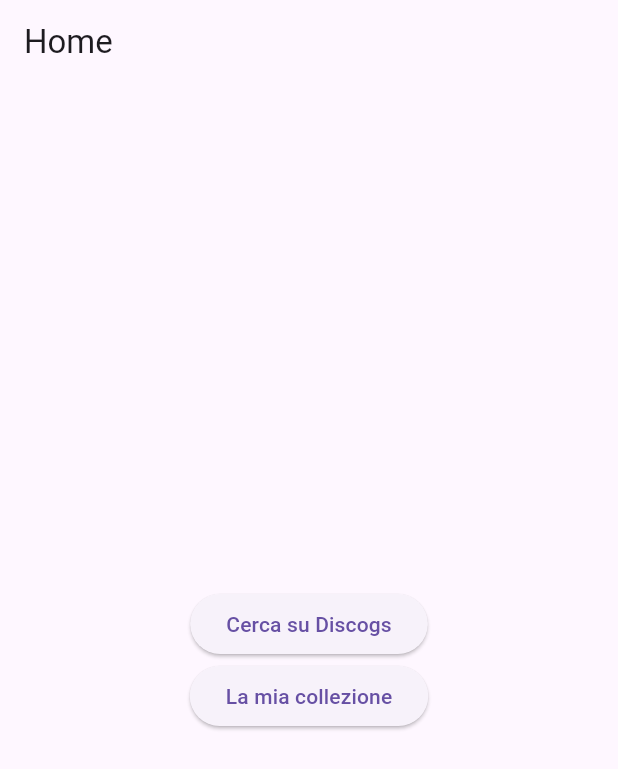
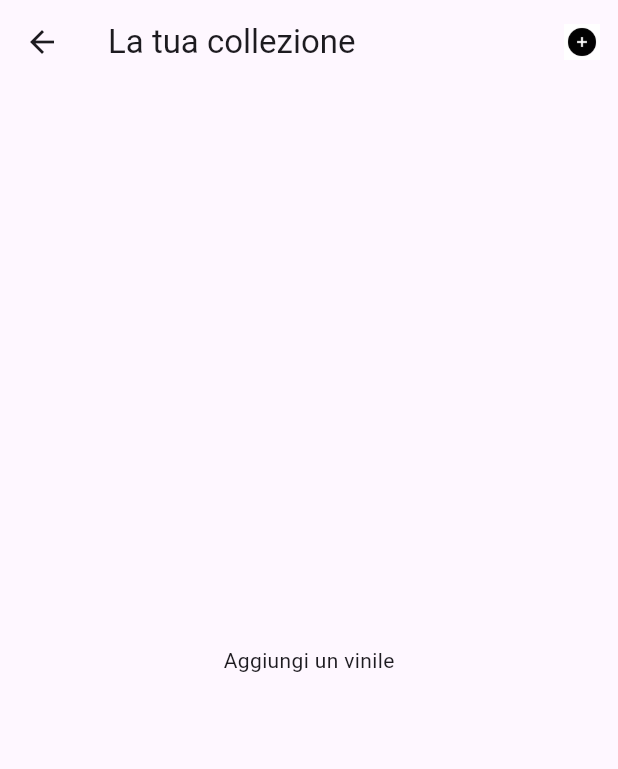
Before and after one commit to paskcodes/vinyl_collection_app, a Flutter app: the screen it shows after launch, after a tap on "La mia collezione", on a phone screen of 412 x 824 dp. Shown: the top 769 px of the screen. Run offline on Flutter 3.47's test engine with Material 3 defaults, Android fonts, the phone set to English and light mode, and no system bars; our stand-ins replace flutter_dotenv, sqflite; accounts and stored records are empty.

Commit message:
aggiunta schermata collezione e modifica.

```diff
--- a/lib/main.dart
+++ b/lib/main.dart
@@ -1,5 +1,6 @@
 import 'package:flutter/material.dart';
 import 'package:flutter_dotenv/flutter_dotenv.dart';
+import 'package:vinyl_collection_app/screen/schermatacollezione.dart';
 import 'screen/homepage.dart';
 import 'screen/ricerca.dart';
 //import 'screen/collection.dart';
@@ -24,7 +25,7 @@ class MyApp extends StatelessWidget {
       routes: {
         '/': (context) => const HomeScreen(),
         '/search': (context) => const SearchScreen(),
-        //'/collection': (context) => const CollectionScreen(),
+        '/collection': (context) => const schermatacollezione(),
       },
     );
   }
--- a/lib/screen/homepage.dart
+++ b/lib/screen/homepage.dart
@@ -19,6 +19,10 @@ class HomeScreen extends StatelessWidget {
               onPressed: () => Navigator.pushNamed(context, '/collection'),
               child: const Text('La mia collezione'),
             ),
+            ElevatedButton(
+              onPressed: () => Navigator.pushNamed(context, '/collection'),
+              child: const Text('Collezione'),
+            ),
           ],
         ),
       ),
--- /dev/null
+++ b/lib/screen/schermatacollezione.dart
@@ -0,0 +1,99 @@
+import 'package:flutter/material.dart';
+import 'package:vinyl_collection_app/vinile/Vinile.dart';
+
+class schermatacollezione extends StatefulWidget {
+  const schermatacollezione({super.key});
+
+  @override
+  State<schermatacollezione> createState() => _schermatacollezioneState();
+}
+
+class _schermatacollezioneState extends State<schermatacollezione> {
+  List<Vinile> _listaVinili=[];
+
+  @override
+  void initState() {
+    super.initState();
+    _caricaVinili();
+  }
+
+  void _aggiungiVinile() async {
+    final aggiunto = await Navigator.pushNamed(context, '/schermataaggiungi');
+    if (aggiunto == true) {
+      await _caricaVinili();
+    }
+  }
+
+  Future<void> _caricaVinili() async{ //carica la lista di vinili tramite lo state(cosi rifà il render)
+   // final listaVinili=getVinili();
+   // setState(() {
+   //   _listaVinili=listaVinili;
+   // });
+  }
+
+  Future<void> _rimuoviVinile(Vinile vinile) async{
+  //  await eliminaVinile(vinile);
+  //  await _caricaVinili();
+  }
+
+  void _modificaVinile(Vinile vinile) async {
+    final modificato = await Navigator.pushNamed(context, '/schermatamodifica', arguments: vinile);
+    if (modificato == true) {
+      await _caricaVinili();
+    }
+  }
+
+  @override
+  Widget build(BuildContext context) {
+    return Scaffold(
+      appBar: AppBar(
+        title: const Text("La tua collezione"),
+        actions: [
+          IconButton(
+              onPressed: _aggiungiVinile,
+              icon: Image.asset(
+              'assets/icone/nuovoVinile.png',
+              width: 24,
+              height: 24,
+            ),
+          )
+        ],
+      ),
+      body: _listaVinili.isEmpty ? const Center(child: Text("Aggiungi un vinile"))
+          : ListView.builder(
+            itemCount: _listaVinili.length,
+            itemBuilder: (context,indice) {
+              final vinile = _listaVinili[indice];
+              return Card(
+                margin: const EdgeInsets.symmetric(horizontal: 10, vertical: 6),
+                child: ListTile(
+                  leading: SizedBox(
+                    width: 50,
+                    height: 50,
+                    child: vinile.immagine,
+                  ),
+
+                  title: Text(vinile.titolo),
+                  subtitle: Text('${vinile.nomeArtista} (${vinile.anno})'),
+
+                  trailing: PopupMenuButton<String>(
+                    onSelected: (scelta) {
+                      if (scelta == 'modifica') {
+                        _modificaVinile(vinile);
+                      } else if (scelta == 'elimina'){
+                                _rimuoviVinile(vinile);}
+                    },
+                    itemBuilder: (context) =>
+                    const [
+                      PopupMenuItem(value: 'modifica', child: Text('Modifica')),
+                      PopupMenuItem(value: 'elimina', child: Text('Elimina')),
+                    ],
+                  ),
+                ),
+              );
+            },  //fine itemBuilder di ListView
+          ),
+    );
+  }
+
+}
--- a/lib/vinile/Vinile.dart
+++ b/lib/vinile/Vinile.dart
@@ -1,6 +1,7 @@
 import 'dart:core';
 import 'package:vinyl_collection_app/vinile/condizione.dart';
 import 'package:vinyl_collection_app/vinile/genere.dart';
+import 'package:flutter/material.dart';
 
 class Vinile{
   final String titolo;
@@ -10,7 +11,7 @@ class Vinile{
   final String etichettaDiscografica;
   final int quantita;
   final Condizione condizione;
-  final String immagine;
+  final Image immagine;
   final bool preferito;
 
   Vinile({
@@ -19,12 +20,12 @@ class Vinile{
     required this.anno,
     required this.genere,
     required this.etichettaDiscografica,
-    required  this.quantita,
+    required this.quantita,
     required this.condizione,
-    required this.immagine,
+    required String urlImmagine,
     this.preferito = false
     }
-  );
+  ) : immagine = Image.network(urlImmagine);
 
 Map<String, Object?> toMap() {
     return {
@@ -49,7 +50,7 @@ Map<String, Object?> toMap() {
       etichettaDiscografica: map['etichetta_discografica'],
       quantita: map['quantita'],
       condizione: Condizione.values[map['condizione']],
-      immagine: map['immagine'],
+      urlImmagine: (map['immagine']),
       preferito: map['preferito'] == 1,
     );
   }
--- a/pubspec.yaml
+++ b/pubspec.yaml
@@ -42,6 +42,7 @@ dependencies:
   path: ^1.9.1
 
 
+
 dev_dependencies:
   flutter_test:
     sdk: flutter
@@ -60,6 +61,7 @@ dev_dependencies:
 flutter:
   assets:
     - .env
+    - assets/icone
   # The following line ensures that the Material Icons font is
   # included with your application, so that you can use the icons in
   # the material Icons class.
```
Also changed, not shown: assets/icone/nuovoVinile.png (added), lib/screen/schermatamodifica.dart (added).
